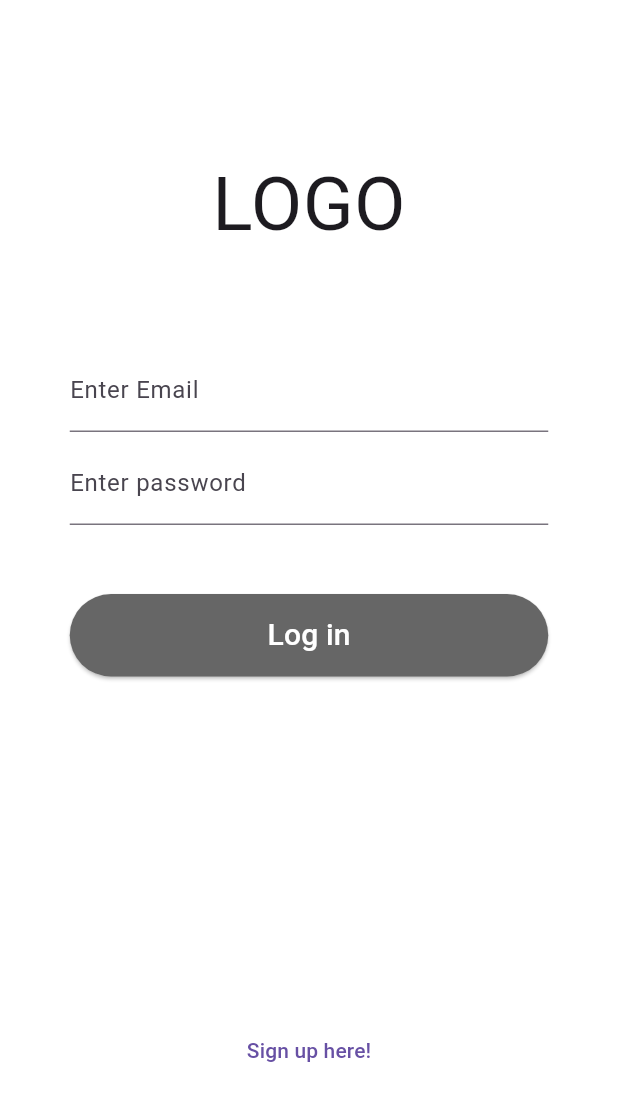
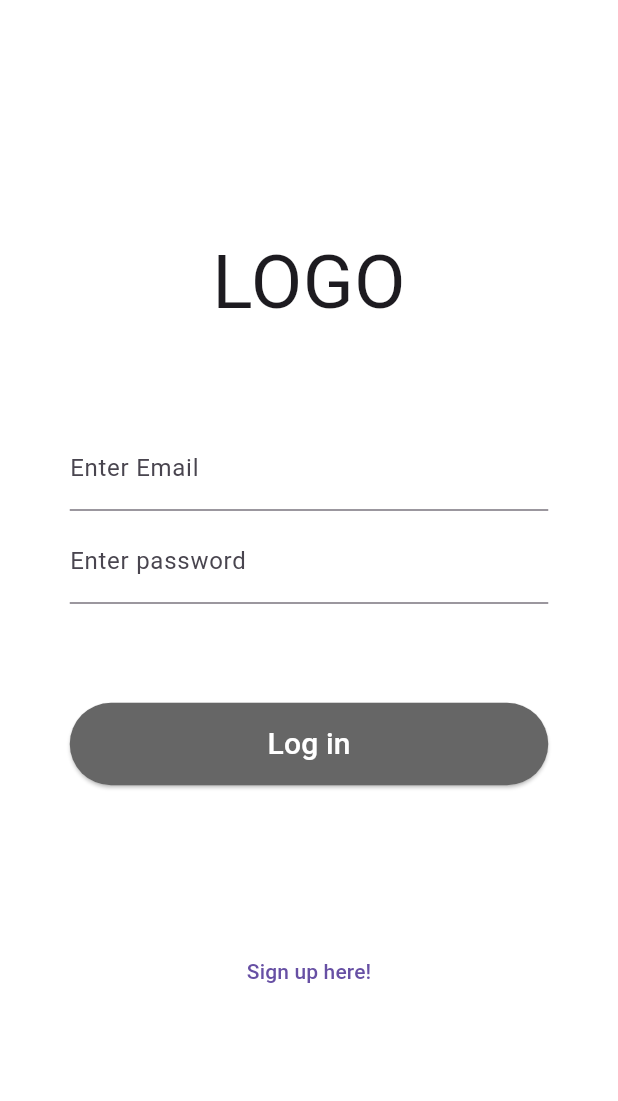
Before and after one commit to Journimal/Journimal-Client, a Flutter app: the screen it shows after launch, on a phone screen of 412 x 824 dp. Shown: the top 1101 px of the screen. Run offline on Flutter 3.47's test engine with Material 3 defaults, Android fonts, the phone set to English and light mode, and no system bars.

Commit message:
feat: login과 화면 이동

```diff
--- a/lib/main.dart
+++ b/lib/main.dart
@@ -1,6 +1,6 @@
 import 'package:flutter/material.dart';
 import 'package:journimal_client/screen/login.dart';
-import 'package:journimal_client/screen/signin.dart';
+import 'package:journimal_client/screen/signup.dart';
 
 void main() {
   runApp(const MyApp());
--- a/lib/screen/login.dart
+++ b/lib/screen/login.dart
@@ -1,7 +1,7 @@
 // lib/screens/first_screen.dart
 import 'package:flutter/material.dart';
 import 'package:journimal_client/screen/register_date.dart';
-import 'package:journimal_client/screen/signin.dart';
+import 'package:journimal_client/screen/signup.dart';
 
 class LoginScreen extends StatelessWidget {
   const LoginScreen({super.key});
@@ -47,7 +47,7 @@ class LoginScreen extends StatelessWidget {
               ),
             ),
             SizedBox(
-              height: 40,
+              height: 60,
             ),
             SizedBox(
               width: 319,
@@ -57,7 +57,7 @@ class LoginScreen extends StatelessWidget {
                   Navigator.push(
                     context,
                     MaterialPageRoute(
-                        builder: (context) => const SigninScreen()),
+                        builder: (context) => const SignupScreen()),
                   );
                 },
                 style: ElevatedButton.styleFrom(
@@ -73,7 +73,7 @@ class LoginScreen extends StatelessWidget {
               ),
             ),
             SizedBox(
-              height: 225,
+              height: 100,
             ),
             TextButton(
               onPressed: () {
--- a/lib/screen/signin.dart
+++ b/lib/screen/signup.dart
@@ -1,8 +1,8 @@
 // lib/screens/second_screen.dart
 import 'package:flutter/material.dart';
 
-class SigninScreen extends StatelessWidget {
-  const SigninScreen({super.key});
+class SignupScreen extends StatelessWidget {
+  const SignupScreen({super.key});
 
   @override
   Widget build(BuildContext context) {
```
Also changed, not shown: lib/screen/register_date.dart (+8 -1 lines).
